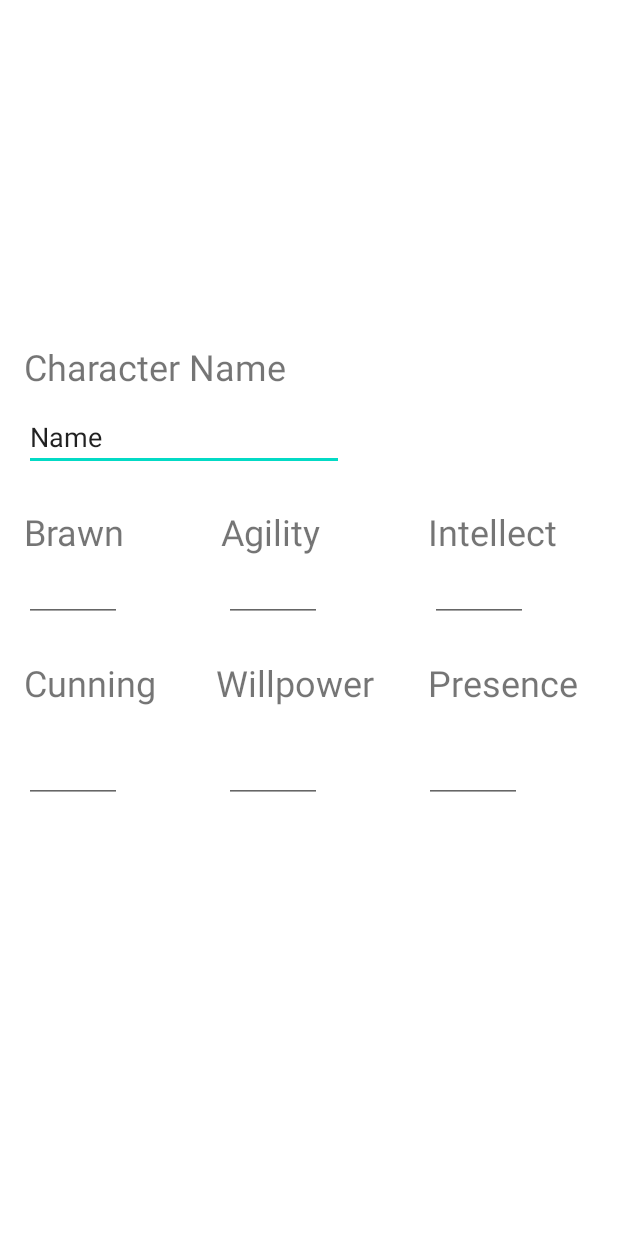
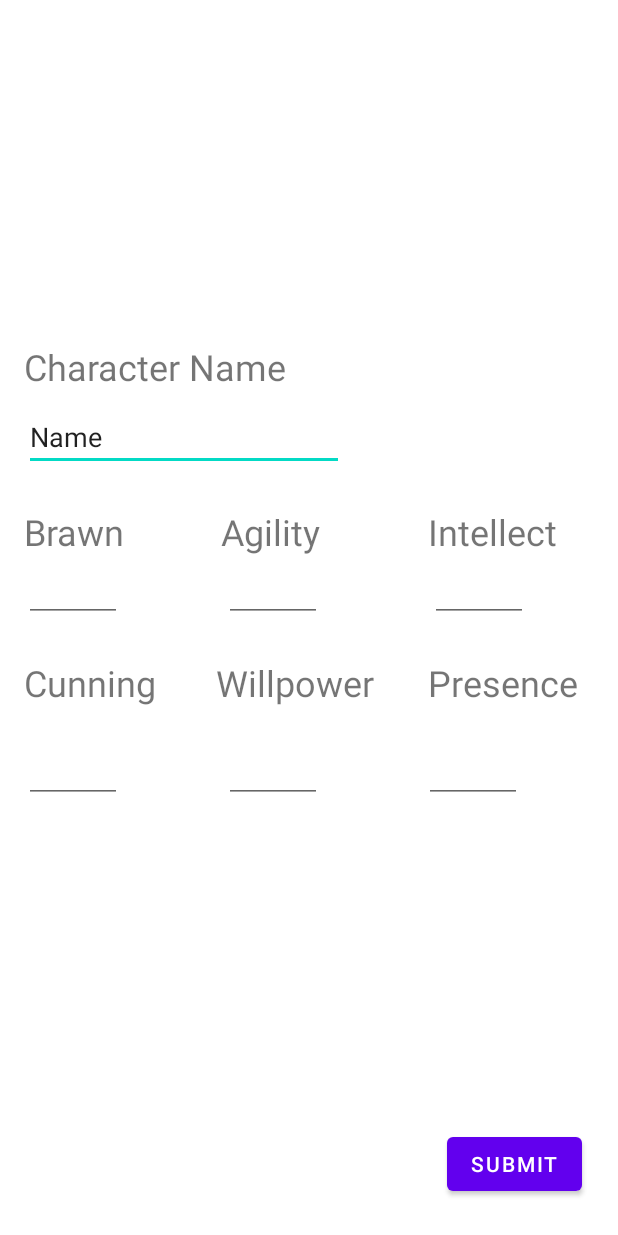
Before and after one commit to ryanmueller28/GenesysCharacterSheetApp, an Android app: the layout activity_characteristic.xml on its own in the app's theme, with its tools: preview values and no code run, on a phone screen of 412 x 824 dp. Run offline under Robolectric (Android 15) with nearby library versions, the phone set to English and light mode, and no system bars.

Commit message:
Updated with button in xml

```diff
--- a/app/src/main/AndroidManifest.xml
+++ b/app/src/main/AndroidManifest.xml
@@ -12,7 +12,6 @@
         <activity android:name=".CharacteristicActivity">
             <intent-filter>
                 <action android:name="android.intent.action.MAIN" />
-
                 <category android:name="android.intent.category.LAUNCHER" />
             </intent-filter>
         </activity>
--- a/app/src/main/java/com/genesyscharactersheetapp/CharacteristicActivity.java
+++ b/app/src/main/java/com/genesyscharactersheetapp/CharacteristicActivity.java
@@ -27,7 +27,9 @@ public class CharacteristicActivity extends AppCompatActivity {
         editCunning = (EditText) findViewById(R.id.CunningValue);
         editWillpower = (EditText) findViewById(R.id.WillpowerValue);
         editPresence = (EditText) findViewById(R.id.PresenceValue);
+        btnAdd = (Button) findViewById(R.id.SubmitButton);
         mDatabaseHelper = new CharacterDatabaseHelper(this);
+
         btnAdd.setOnClickListener(new View.OnClickListener(){
 
             @Override
--- a/app/src/main/res/layout/activity_characteristic.xml
+++ b/app/src/main/res/layout/activity_characteristic.xml
@@ -164,5 +164,15 @@
         app:layout_constraintStart_toEndOf="@+id/CunningValue"
         app:layout_constraintTop_toBottomOf="@+id/Willpower" />
 
+    <Button
+        android:id="@+id/SubmitButton"
+        android:layout_width="wrap_content"
+        android:layout_height="wrap_content"
+        android:layout_marginEnd="24dp"
+        android:layout_marginBottom="24dp"
+        android:text="@string/submit_button"
+        app:layout_constraintBottom_toBottomOf="parent"
+        app:layout_constraintEnd_toEndOf="parent" />
+
 
 </androidx.constraintlayout.widget.ConstraintLayout>
```
